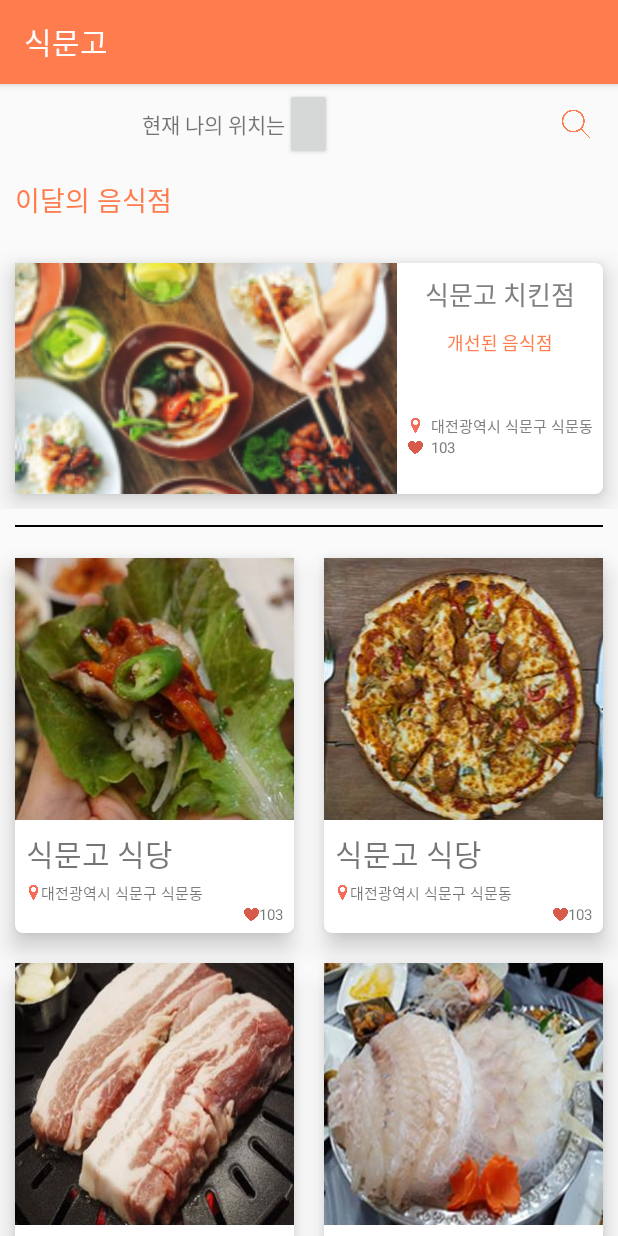
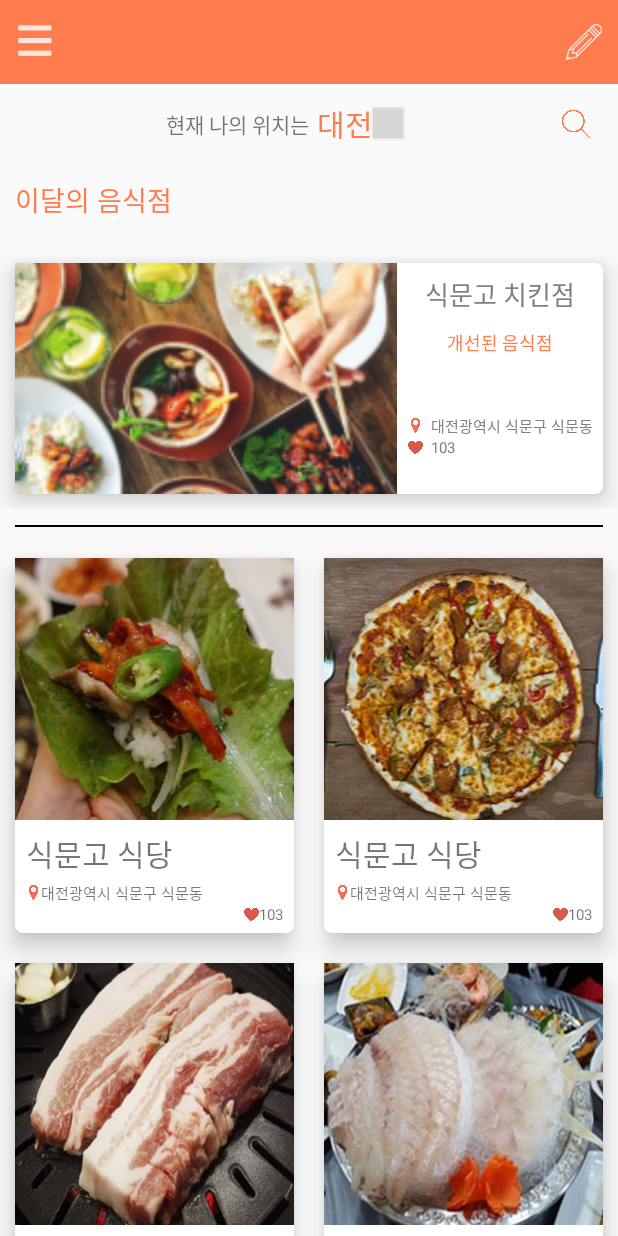
Before and after one commit to geni429/SigMunGo, an Android app: the Main screen opened directly, with no data from a screen before it, on a phone screen of 412 x 824 dp. Run offline under Robolectric (Android 15) with nearby library versions, the light colour scheme and no system bars; grey boxes are pictures that could not be loaded.

Commit message:
main 툴바 적용

```diff
--- a/SigMunGo/app/src/main/AndroidManifest.xml
+++ b/SigMunGo/app/src/main/AndroidManifest.xml
@@ -19,7 +19,7 @@
         <activity android:name=".SignIn" android:theme="@style/AppTheme"/>
         <activity android:name=".SignUp" android:theme="@style/AppTheme"/>
         <activity android:name=".Certification" android:theme="@style/AppTheme"/>
-        <activity android:name=".Main" android:theme="@style/AppTheme"/>
+        <activity android:name=".Main" android:theme="@style/MainTheme"/>
     </application>
 
 </manifest>
--- a/SigMunGo/app/src/main/java/com/example/sigmungo/sigmungo/Adapter/MainRecyclerAdapter.java
+++ b/SigMunGo/app/src/main/java/com/example/sigmungo/sigmungo/Adapter/MainRecyclerAdapter.java
@@ -40,12 +40,10 @@ import static android.widget.ImageView.ScaleType.CENTER_CROP;
  */
 
 public class MainRecyclerAdapter extends RecyclerView.Adapter<MainRecyclerAdapter.ViewHolder> {
-    private Context mContext;
     private List<MainItems> mDataset;
 
-    public MainRecyclerAdapter(List<MainItems> dataset, Context context){
+    public MainRecyclerAdapter(List<MainItems> dataset){
         this.mDataset = dataset;
-        this.mContext = context;
     }
 
     @Override
--- a/SigMunGo/app/src/main/java/com/example/sigmungo/sigmungo/Main.java
+++ b/SigMunGo/app/src/main/java/com/example/sigmungo/sigmungo/Main.java
@@ -1,15 +1,17 @@
 package com.example.sigmungo.sigmungo;
 
-import android.graphics.Color;
-import android.graphics.drawable.BitmapDrawable;
+import android.app.Activity;
 import android.os.Bundle;
 import android.support.v4.view.ViewPager;
+import android.support.v7.app.ActionBar;
 import android.support.v7.app.AppCompatActivity;
 import android.support.v7.widget.GridLayoutManager;
 import android.support.v7.widget.RecyclerView;
-import android.widget.Button;
-
-import com.example.sigmungo.sigmungo.Adapter.LandingAdapter;
+import android.support.v7.widget.Toolbar;
+import android.view.LayoutInflater;
+import android.view.Menu;
+import android.view.View;
+import android.widget.ImageButton;
 import com.example.sigmungo.sigmungo.Adapter.MainPagerAdapter;
 import com.example.sigmungo.sigmungo.Adapter.MainRecyclerAdapter;
 import com.example.sigmungo.sigmungo.Items.MainItems;
@@ -21,13 +23,15 @@ import java.util.List;
  * Created by geni on 2017. 7. 26..
  */
 
-public class Main extends AppCompatActivity {
+public class Main extends Activity {
     private RecyclerView recyclerView;
     ViewPager pager;
 
+    @Override
     protected void onCreate(Bundle savedInstance){
         super.onCreate(savedInstance);
         setContentView(R.layout.main);
+
         recyclerView = (RecyclerView) findViewById(R.id.restaurants_info);
         pager = (ViewPager)findViewById(R.id.main_pager);
         PagerThread thread = new PagerThread();
@@ -46,7 +50,7 @@ public class Main extends AppCompatActivity {
             restaurantsInfo.add(items);
         }
 
-        recyclerView.setAdapter(new MainRecyclerAdapter(restaurantsInfo, getApplicationContext()));
+        recyclerView.setAdapter(new MainRecyclerAdapter(restaurantsInfo));
         recyclerView.setLayoutManager(new GridLayoutManager(getApplicationContext(), 2));
     }
 
--- a/SigMunGo/app/src/main/res/layout/main.xml
+++ b/SigMunGo/app/src/main/res/layout/main.xml
@@ -5,6 +5,9 @@
     android:layout_width="match_parent"
     android:layout_height="match_parent"
     android:weightSum="10">
+    <include android:id="@+id/toolbar"
+        layout="@layout/main_actionbar" />
+
     <LinearLayout
         android:layout_width="match_parent"
         android:layout_height="0dp"
@@ -16,16 +19,30 @@
             android:layout_width="wrap_content"
             android:layout_height="wrap_content"
             android:text="현재 나의 위치는"
-            android:layout_weight="3"
+            android:layout_weight="3.5"
             android:gravity="right"/>
-        <Button
+        <LinearLayout
+            android:orientation="horizontal"
             android:layout_width="0dp"
             android:layout_height="wrap_content"
-            android:layout_weight="1"/>
+            android:layout_weight="3"
+            android:gravity="center_vertical">
+            <TextView
+                android:layout_width="wrap_content"
+                android:layout_height="wrap_content"
+                android:layout_marginLeft="5dp"
+                android:text="대전"
+                android:textColor="@color/colorPrimary"
+                android:textSize="20dp"/>
+            <Button
+                android:layout_width="20dp"
+                android:layout_height="20dp"
+                android:background="@drawable/ic_location_select"/>
+        </LinearLayout>
         <LinearLayout
             android:layout_width="0dp"
             android:layout_height="match_parent"
-            android:layout_weight="6"
+            android:layout_weight="3.5"
             android:gravity="center_vertical|right">
             <Button
                 android:layout_width="25dp"
@@ -65,6 +82,7 @@
         android:layout_width="match_parent"
         android:layout_height="0dp"
         android:layout_weight="0.3"
+        android:background="#00ffffff"
         android:gravity="center_vertical|center_horizontal">
         <View
             android:layout_width="match_parent"
--- /dev/null
+++ b/SigMunGo/app/src/main/res/layout/main_actionbar.xml
@@ -0,0 +1,30 @@
+<?xml version="1.0" encoding="utf-8"?>
+<android.support.v7.widget.Toolbar xmlns:android="http://schemas.android.com/apk/res/android"
+    android:layout_width="match_parent"
+    android:layout_height="56dp"
+    android:layout_alignParentTop="true">
+    <RelativeLayout
+        android:layout_width="match_parent"
+        android:layout_height="match_parent"
+        android:background="@color/colorPrimary">
+        <ImageButton
+            android:id="@+id/sidemenu_btn"
+            android:layout_width="35dp"
+            android:layout_height="35dp"
+            android:layout_marginLeft="5dp"
+            android:src="@drawable/ic_action_sidemenu"
+            android:background="@null"
+            android:layout_alignParentLeft="true"
+            android:layout_centerVertical="true" />
+
+        <ImageButton
+            android:id="@+id/simplewrite_btn"
+            android:layout_width="35dp"
+            android:layout_height="35dp"
+            android:layout_marginRight="5dp"
+            android:src="@drawable/ic_action_simplewrite"
+            android:background="@null"
+            android:layout_alignParentRight="true"
+            android:layout_centerVertical="true"/>
+    </RelativeLayout>
+</android.support.v7.widget.Toolbar>
--- a/SigMunGo/app/src/main/res/values/strings.xml
+++ b/SigMunGo/app/src/main/res/values/strings.xml
@@ -1,3 +1,5 @@
 <resources>
     <string name="app_name">식문고</string>
+    <string name="action_main_sidemenu">MainSideMenu</string>
+    <string name="action_main_simplewrite">MainSimpleWrite</string>
 </resources>
--- a/SigMunGo/app/src/main/res/values/styles.xml
+++ b/SigMunGo/app/src/main/res/values/styles.xml
@@ -14,6 +14,14 @@
         <item name="android:background">@drawable/splash_img</item>
     </style>
 
+    <style name="MainTheme" parent="ThemeOverlay.AppCompat.Light">
+        <item name="windowActionBar">false</item>
+        <item name="android:windowNoTitle">true</item>
+        <item name="colorPrimary">@color/colorPrimary</item>
+        <item name="colorPrimaryDark">#000000</item>
+        <item name="colorAccent">#ff7c4e</item>
+    </style>
+
     <style name="AppTheme" parent="Theme.AppCompat.Light.DarkActionBar">
         <item name="colorPrimary">@color/colorPrimary</item>
         <item name="colorPrimaryDark">#000000</item>
```
Also changed, not shown: SigMunGo/app/src/main/res/drawable-hdpi/ic_action_sidemenu.png (added), SigMunGo/app/src/main/res/drawable-hdpi/ic_action_simplewrite.png (added), SigMunGo/app/src/main/res/drawable-mdpi/ic_action_sidemenu.png (added), SigMunGo/app/src/main/res/drawable-mdpi/ic_action_simplewrite.png (added), SigMunGo/app/src/main/res/drawable-xhdpi/ic_action_sidemenu.png (added), SigMunGo/app/src/main/res/drawable-xhdpi/ic_action_simplewrite.png (added), SigMunGo/app/src/main/res/drawable-xxhdpi/ic_action_sidemenu.png (added), SigMunGo/app/src/main/res/drawable-xxhdpi/ic_action_simplewrite.png (added).
